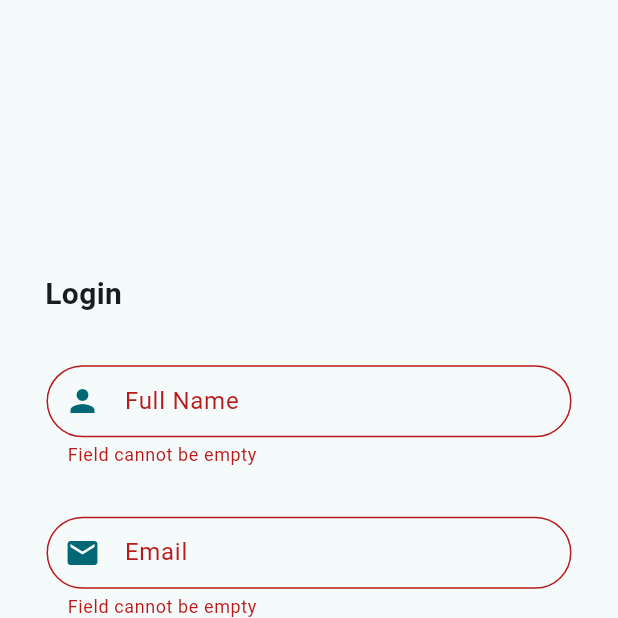
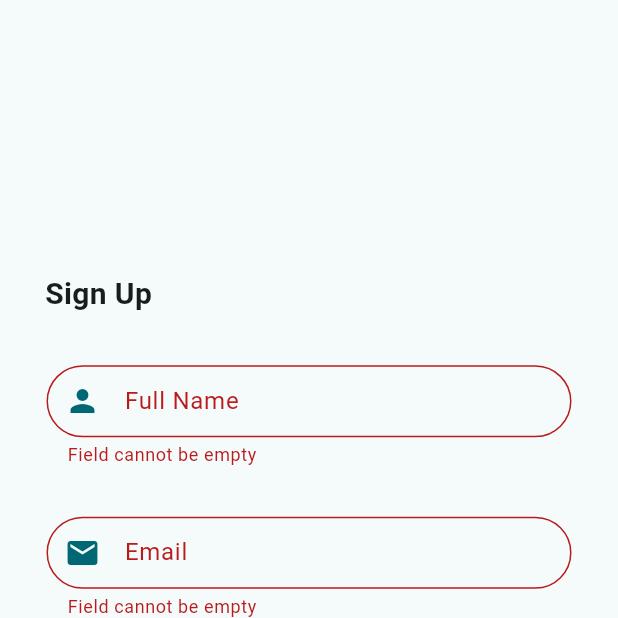
Before and after one commit to Arunav47/CareBridge, a Flutter app: the SignUp screen opened directly with empty values, after a tap on "Sign Up", on a phone screen of 412 x 824 dp, the top half of it. Run offline on Flutter 3.47's test engine with Material 3 defaults, Android fonts, the phone set to English and light mode, and no system bars; our stand-ins replace cloud_firestore, firebase_auth, firebase_core, fluttertoast, get; accounts and stored records are empty.

Commit message:
Signout function sign up page updated

```diff
--- a/lib/auth/signup/signup.dart
+++ b/lib/auth/signup/signup.dart
@@ -45,7 +45,7 @@ class _SignUpState extends State<SignUp> {
                     Container(
                       padding: EdgeInsets.only(left: 30),
                       alignment: Alignment.topLeft,
-                      child: Text("Login", style: TextStyle(fontSize: 20, fontWeight: FontWeight.bold),)),
+                      child: Text("Sign Up", style: TextStyle(fontSize: 20, fontWeight: FontWeight.bold),)),
                     SizedBox(height: height*0.04,),
                     CustomTextField(
                       controller: controller.fullNameController,
@@ -75,9 +75,11 @@ class _SignUpState extends State<SignUp> {
                     ),
                     SizedBox(height: height*0.04,),
                     CustomElevatedButton(
-                      onPressed: (){
-                        if(formKey.currentState!.validate())
+                      onPressed: () async{
+                        if(formKey.currentState!.validate()) {
                           controller.signupUser();
+                          Navigator.push(context, MaterialPageRoute(builder: (context)=>HomePageScreen()));
+                        }
                         },
                       child: const Text("Sign Up"),
                     ),
--- a/lib/controllers/auth_controller.dart
+++ b/lib/controllers/auth_controller.dart
@@ -23,4 +23,7 @@ class AuthController extends GetxController{
       'email' : email
     });
   }
+  signout() async{
+    await FirebaseAuth.instance.signOut();
+  }
 }
--- a/lib/home/homepage.dart
+++ b/lib/home/homepage.dart
@@ -1,4 +1,5 @@
 import 'package:carebridge/home/widgets/home.dart';
+import 'package:carebridge/profile/profile.dart';
 import 'package:flutter/material.dart';
 
 class HomePageScreen extends StatefulWidget {
@@ -13,7 +14,7 @@ class _HomePageScreenState extends State<HomePageScreen> {
     HomeScreen(),
     HomeScreen(),
     HomeScreen(),
-    HomeScreen(),
+    ProfileScreen(),
   ];
   int currentindex = 0;
   @override
```
Also changed, not shown: lib/profile/profile.dart (added, +37 -0 lines).
